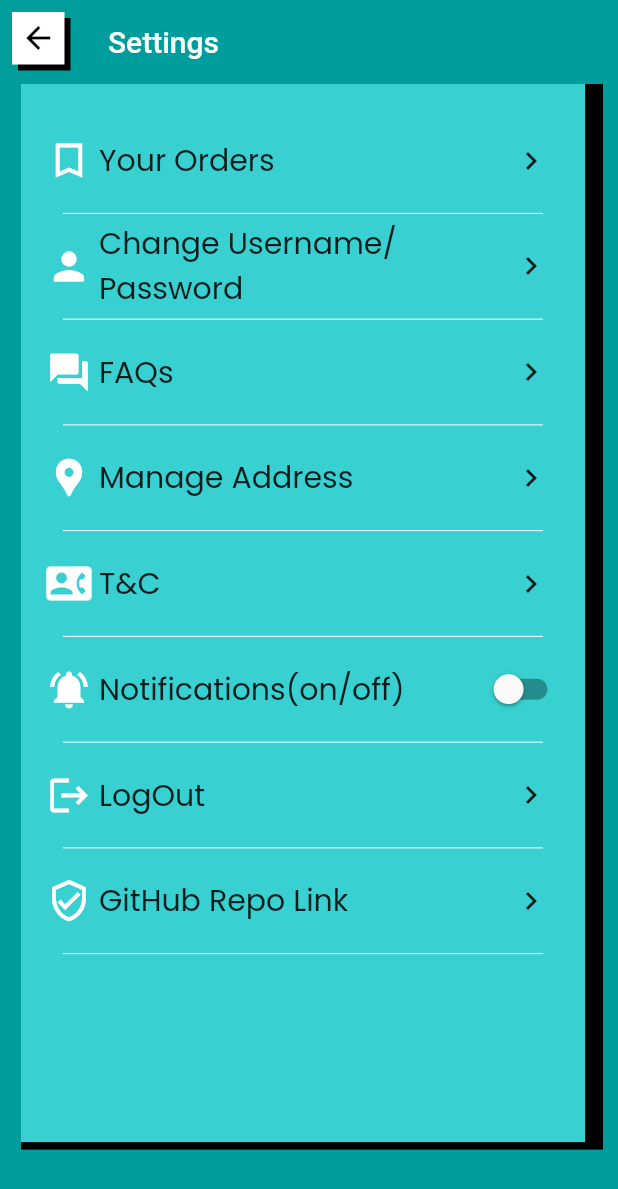
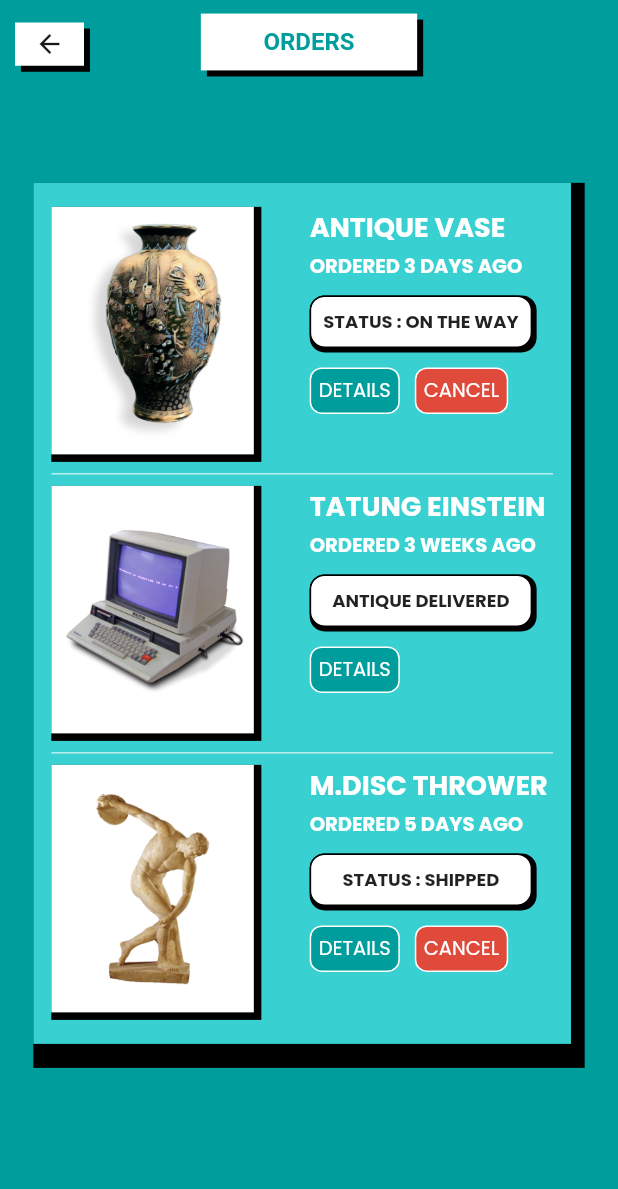
Before and after one commit to himanshusharma89/relic_bazaar, a Flutter app: the Settings screen opened directly, after a tap on "Your Orders", on a phone screen of 412 x 824 dp. Shown: the top 1189 px of the screen. Run offline on Flutter 3.47's test engine with Material 2 defaults, Android fonts, the phone set to English and light mode, and no system bars; our stand-ins replace firebase_core, flutter_svg, fluttertoast, google_fonts; missing offline and left inert: razorpay_flutter; accounts and stored records are empty; Roboto replaces fonts that are missing (pix M 8pt).

Commit message:
Order Screen

```diff
--- a/lib/views/drawer_widget.dart
+++ b/lib/views/drawer_widget.dart
@@ -1,4 +1,5 @@
 import 'package:flutter/material.dart';
+import 'package:retro_shopping/views/orders.dart';
 //import 'package:retro_shopping/views/profile.dart';
 import '../widgets/drawer_item.dart';
 import './Wishlist.dart';
@@ -21,10 +22,20 @@ class DrawerWidget extends StatelessWidget {
             onTap: () {},
           ),
           DrawerItem(
+            icon: Icons.inbox,
+            title: 'ORDERS',
+            onTap: () {
+              Navigator.push(
+                context,
+                MaterialPageRoute(builder: (context) => OrderPage()),
+              );
+            },
+          ),
+          DrawerItem(
             icon: Icons.list,
             title: 'WISHLIST',
             onTap: () {
-               Navigator.push(
+              Navigator.push(
                 context,
                 MaterialPageRoute(builder: (context) => Wishlistscreen()),
               );
--- /dev/null
+++ b/lib/views/orders.dart
@@ -0,0 +1,150 @@
+import 'package:flutter/material.dart';
+import 'package:retro_shopping/helpers/constants.dart';
+import 'package:retro_shopping/widgets/payment/order_item.dart';
+import 'package:retro_shopping/widgets/retro_button.dart';
+
+class OrderPage extends StatelessWidget {
+  @override
+  Widget build(BuildContext context) {
+    final double height = MediaQuery.of(context).size.height;
+    final double width = MediaQuery.of(context).size.width;
+    return Container(
+      child: Scaffold(
+        appBar: AppBar(
+          elevation: 0,
+          centerTitle: true,
+          title: RetroButton(
+            upperColor: Colors.white,
+            lowerColor: Colors.black,
+            height: height * 0.046,
+            width: width * 0.35,
+            borderColor: Colors.white,
+            child: const Center(
+              child: Text(
+                'ORDERS',
+                style: TextStyle(
+                  fontFamily: 'pix M 8pt',
+                  fontSize: 16,
+                  fontWeight: FontWeight.bold,
+                  color: RelicColors.backgroundColor,
+                ),
+                // textAlign: TextAlign.left,
+              ),
+            ),
+          ),
+          leading: GestureDetector(
+            onTap: () {
+              Navigator.of(context).pop();
+            },
+            child: Container(
+              padding: const EdgeInsets.only(left: 10, top: 15),
+              child: RetroButton(
+                upperColor: Colors.white,
+                lowerColor: Colors.black,
+                height: height * 0.035,
+                width: width * 0.44,
+                borderColor: Colors.white,
+                child: Row(
+                  mainAxisAlignment: MainAxisAlignment.center,
+                  children: const <Widget>[
+                    Icon(
+                      Icons.arrow_back,
+                      size: 20,
+                      color: RelicColors.primaryBlack,
+                    ),
+                  ],
+                ),
+              ),
+            ),
+          ),
+          backgroundColor: RelicColors.backgroundColor,
+        ),
+        backgroundColor: RelicColors.backgroundColor,
+        body: SingleChildScrollView(
+          child: Padding(
+            padding: const EdgeInsets.symmetric(horizontal: 18),
+            child: Column(
+              crossAxisAlignment: CrossAxisAlignment.start,
+              children: <Widget>[
+                SizedBox(
+                  height: height * 0.08,
+                ),
+                const Orders(),
+              ],
+            ),
+          ),
+        ),
+      ),
+    );
+  }
+}
+
+class Orders extends StatelessWidget {
+  const Orders({
+    Key key,
+  }) : super(key: key);
+
+  @override
+  Widget build(BuildContext context) {
+    return Column(
+      crossAxisAlignment: CrossAxisAlignment.start,
+      children: <Widget>[
+        Center(
+          child: Stack(
+            children: <Widget>[
+              Container(
+                width: MediaQuery.of(context).size.width * 0.88 + 5,
+                height: 590,
+                decoration: const BoxDecoration(color: Colors.black),
+              ),
+              Container(
+                padding:
+                    const EdgeInsets.symmetric(vertical: 16, horizontal: 12),
+                width: MediaQuery.of(context).size.width * 0.87,
+                decoration:
+                    const BoxDecoration(color: RelicColors.primaryColor),
+                child: ListView(
+                  shrinkWrap: true,
+                  primary: false,
+                  children: const <Widget>[
+                    OrderItem(
+                        title: 'ANTIQUE VASE',
+                        ordered: 'ORDERED 3 DAYS AGO',
+                        status: 'STATUS : ON THE WAY',
+                        image: 'assets/items/3.png'),
+                    Divider(
+                      color: Colors.white,
+                    ),
+                    OrderItem(
+                        title: 'TATUNG EINSTEIN',
+                        ordered: 'ORDERED 3 WEEKS AGO',
+                        status: 'ANTIQUE DELIVERED',
+                        image: 'assets/items/1.png',
+                        delivered: true),
+                    Divider(
+                      color: Colors.white,
+                    ),
+                    OrderItem(
+                        title: 'M.DISC THROWER',
+                        ordered: 'ORDERED 5 DAYS AGO',
+                        status: 'STATUS : SHIPPED',
+                        image: 'assets/items/2.png'),
+                    /*Divider(
+                      color: Colors.white,
+                    ),
+                    OrderItem(
+                        title: 'TATUNG EINSTEIN',
+                        ordered: 'ORDERED 3 WEEKS AGO',
+                        status: 'ANTIQUE DELIVERED',
+                        image: 'assets/items/1.png',
+                        delivered: true),*/
+                  ],
+                ),
+              ),
+            ],
+          ),
+        ),
+      ],
+    );
+  }
+}
--- a/lib/views/settings.dart
+++ b/lib/views/settings.dart
@@ -1,10 +1,9 @@
 import 'package:flutter/material.dart';
 import 'package:retro_shopping/helpers/constants.dart';
-import 'package:retro_shopping/views/profile.dart';
+import 'package:retro_shopping/views/orders.dart';
 import 'package:retro_shopping/widgets/retro_button.dart';
 
 class Settings extends StatefulWidget {
-
   @override
   _SettingsState createState() => _SettingsState();
 }
@@ -12,11 +11,9 @@ class Settings extends StatefulWidget {
 class _SettingsState extends State<Settings> {
   bool Switched_On = false;
 
-  Widget _setting_Buttons(String text, IconData ic){
+  Widget _setting_Buttons(String text, IconData ic) {
     return InkWell(
-      onTap: (){
-
-      },
+      //onTap: () {},
       child: Row(
         children: <Widget>[
           const SizedBox(
@@ -28,14 +25,17 @@ class _SettingsState extends State<Settings> {
                 const SizedBox(
                   width: 5,
                 ),
-                Icon(ic,
+                Icon(
+                  ic,
                   size: 30,
                   color: Colors.white,
                 ),
                 const SizedBox(
                   width: 5,
                 ),
-                Text(text,style: TextStyle(fontWeight: FontWeight.normal, fontSize: 20))
+                Text(text,
+                    style:
+                        TextStyle(fontWeight: FontWeight.normal, fontSize: 20))
               ],
             ),
           ),
@@ -63,7 +63,7 @@ class _SettingsState extends State<Settings> {
           leading: Padding(
             padding: const EdgeInsets.all(8.0),
             child: GestureDetector(
-              onTap: (){
+              onTap: () {
                 Navigator.pop(context);
               },
               child: RetroButton(
@@ -72,8 +72,10 @@ class _SettingsState extends State<Settings> {
                 width: 35,
                 height: 35,
                 borderColor: Colors.white,
-                child: const Icon(Icons.arrow_back,color: Colors.black,),
-
+                child: const Icon(
+                  Icons.arrow_back,
+                  color: Colors.black,
+                ),
               ),
             ),
           ),
@@ -83,7 +85,7 @@ class _SettingsState extends State<Settings> {
         body: SingleChildScrollView(
           scrollDirection: Axis.vertical,
           child: Padding(
-            padding: const EdgeInsets.only(left:14.0,right: 10.0),
+            padding: const EdgeInsets.only(left: 14.0, right: 10.0),
             child: SingleChildScrollView(
               scrollDirection: Axis.vertical,
               child: Stack(
@@ -94,40 +96,57 @@ class _SettingsState extends State<Settings> {
                     decoration: const BoxDecoration(color: Colors.black),
                   ),
                   Container(
-                    padding:
-                    const EdgeInsets.symmetric(vertical: 16, horizontal: 12),
+                    padding: const EdgeInsets.symmetric(
+                        vertical: 16, horizontal: 12),
                     width: MediaQuery.of(context).size.width * 0.92 - 3,
                     height: MediaQuery.of(context).size.height * 0.85 + 5,
                     decoration:
-                    const BoxDecoration(color: RelicColors.primaryColor),
+                        const BoxDecoration(color: RelicColors.primaryColor),
                     child: SingleChildScrollView(
                       scrollDirection: Axis.vertical,
                       child: Column(
                         mainAxisAlignment: MainAxisAlignment.center,
-                        children:  <Widget>[
-                          _setting_Buttons("Your Orders",Icons.bookmark_border_sharp),
+                        children: <Widget>[
+                          GestureDetector(
+                            onTap: () {
+                              Navigator.push(
+                                context,
+                                MaterialPageRoute(
+                                    builder: (context) => OrderPage()),
+                              );
+                            },
+                            child: _setting_Buttons(
+                                "Your Orders", Icons.bookmark_border_sharp),
+                          ),
                           Padding(
-                            padding: const EdgeInsets.only(left: 16.0, right: 16.0),
+                            padding:
+                                const EdgeInsets.only(left: 16.0, right: 16.0),
                             child: divider(),
                           ),
-                          _setting_Buttons("Change Username/\nPassword",Icons.person),
+                          _setting_Buttons(
+                              "Change Username/\nPassword", Icons.person),
                           Padding(
-                            padding: const EdgeInsets.only(left: 16.0, right: 16.0),
+                            padding:
+                                const EdgeInsets.only(left: 16.0, right: 16.0),
                             child: divider(),
                           ),
-                          _setting_Buttons("FAQs",Icons.question_answer),
+                          _setting_Buttons("FAQs", Icons.question_answer),
                           Padding(
-                            padding: const EdgeInsets.only(left: 16.0, right: 16.0),
+                            padding:
+                                const EdgeInsets.only(left: 16.0, right: 16.0),
                             child: divider(),
                           ),
-                          _setting_Buttons("Manage Address",Icons.location_pin),
+                          _setting_Buttons(
+                              "Manage Address", Icons.location_pin),
                           Padding(
-                            padding: const EdgeInsets.only(left: 16.0, right: 16.0),
+                            padding:
+                                const EdgeInsets.only(left: 16.0, right: 16.0),
                             child: divider(),
                           ),
-                          _setting_Buttons("T&C",Icons.quick_contacts_dialer),
+                          _setting_Buttons("T&C", Icons.quick_contacts_dialer),
                           Padding(
-                            padding: const EdgeInsets.only(left: 16.0, right: 16.0),
+                            padding:
+                                const EdgeInsets.only(left: 16.0, right: 16.0),
                             child: divider(),
                           ),
                           Row(
@@ -141,14 +160,18 @@ class _SettingsState extends State<Settings> {
                                     const SizedBox(
                                       width: 5,
                                     ),
-                                    const Icon(Icons.notifications_active,
+                                    const Icon(
+                                      Icons.notifications_active,
                                       size: 30,
                                       color: Colors.white,
                                     ),
                                     const SizedBox(
                                       width: 5,
                                     ),
-                                    Text("Notifications(on/off)",style: TextStyle(fontWeight: FontWeight.normal, fontSize: 20))
+                                    Text("Notifications(on/off)",
+                                        style: TextStyle(
+                                            fontWeight: FontWeight.normal,
+                                            fontSize: 20))
                                   ],
                                 ),
                               ),
@@ -165,20 +188,23 @@ class _SettingsState extends State<Settings> {
                             ],
                           ),
                           Padding(
-                            padding: const EdgeInsets.only(left: 16.0, right: 16.0),
+                            padding:
+                                const EdgeInsets.only(left: 16.0, right: 16.0),
                             child: divider(),
                           ),
-                          _setting_Buttons("LogOut",Icons.logout),
+                          _setting_Buttons("LogOut", Icons.logout),
                           Padding(
-                            padding: const EdgeInsets.only(left: 16.0, right: 16.0),
+                            padding:
+                                const EdgeInsets.only(left: 16.0, right: 16.0),
                             child: divider(),
                           ),
-                          _setting_Buttons("GitHub Repo Link",Icons.verified_user_outlined),
+                          _setting_Buttons(
+                              "GitHub Repo Link", Icons.verified_user_outlined),
                           Padding(
-                            padding: const EdgeInsets.only(left: 16.0, right: 16.0),
+                            padding:
+                                const EdgeInsets.only(left: 16.0, right: 16.0),
                             child: divider(),
                           ),
-
                         ],
                       ),
                     ),
@@ -187,7 +213,6 @@ class _SettingsState extends State<Settings> {
               ),
             ),
           ),
-        )
-    );
+        ));
   }
 }
```
